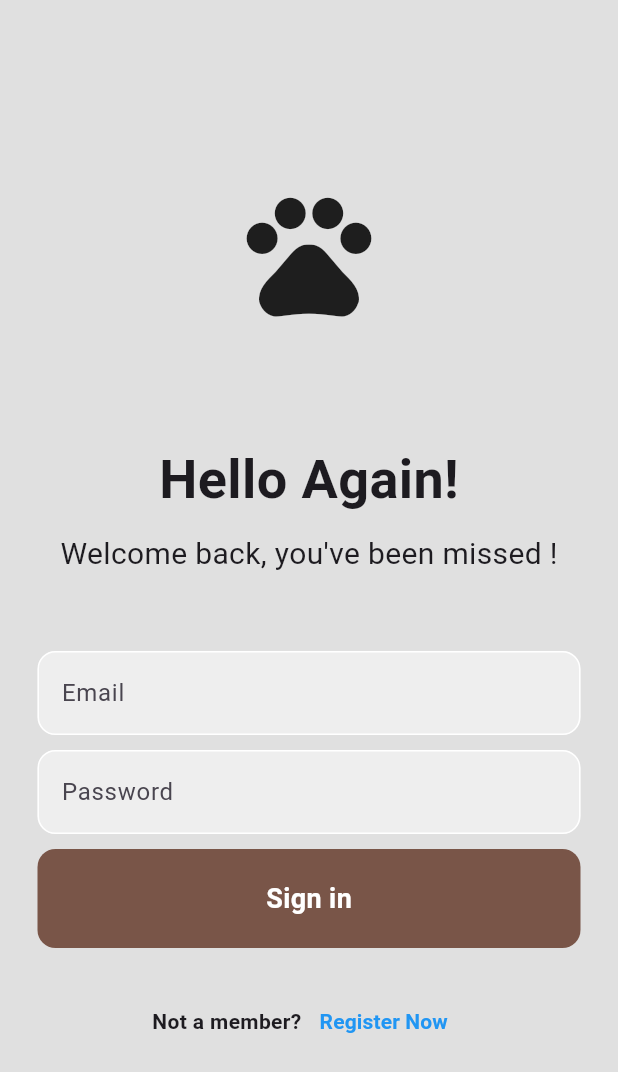
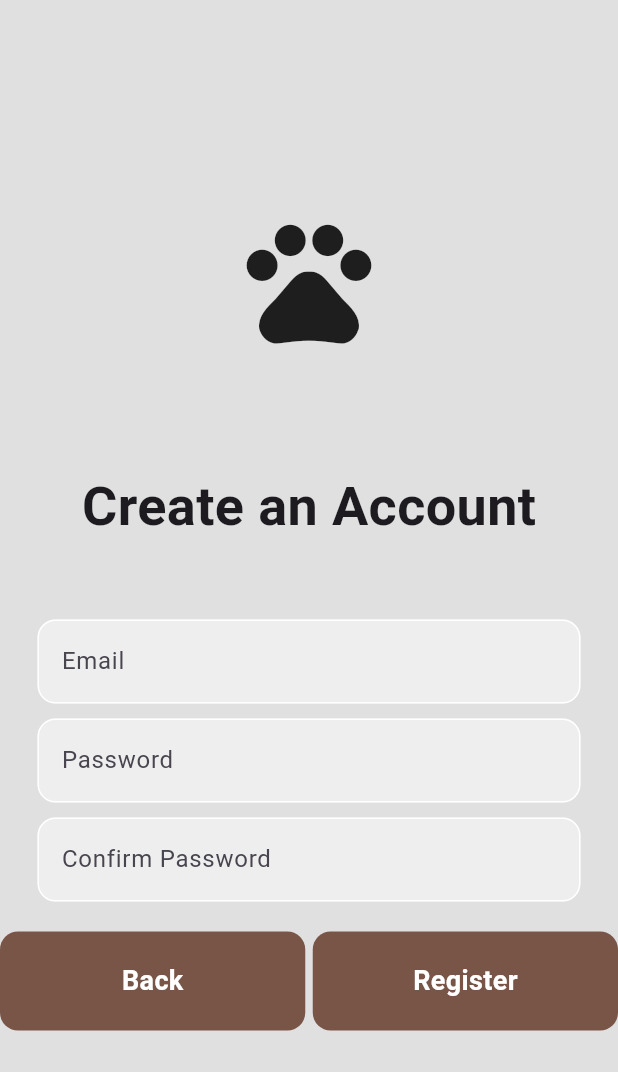
Before and after one commit to renaifm/syndicat, a Flutter app: the screen it shows after launch, after a tap on "Register Now", on a phone screen of 412 x 824 dp. Shown: the top 1072 px of the screen. Run offline on Flutter 3.47's test engine with Material 3 defaults, Android fonts, the light colour scheme and no system bars; our stand-ins replace firebase_auth, firebase_core, fl_chart, get; accounts and stored records are empty.

Commit message:
register akun dengan email

```diff
--- a/lib/pages/login_page.dart
+++ b/lib/pages/login_page.dart
@@ -2,6 +2,7 @@
 import 'package:firebase_auth/firebase_auth.dart';
 import 'package:get/get.dart';
 import 'package:syndicat/routes/routes.dart';
+import 'register_page.dart'; // Impor halaman registrasi
 
 class LoginPage extends StatefulWidget {
   const LoginPage({Key? key}) : super(key: key);
@@ -142,9 +143,8 @@
                     ),
                     TextButton(
                       onPressed: () {
-                        // Tambahkan navigasi ke halaman pendaftaran di sini
-                        // Contoh:
-                        // Get.to(RegisterPage());
+                        // Navigasi ke halaman registrasi saat teks "Register Now" ditekan
+                        Get.to(RegisterPage());
                       },
                       child: Text(
                         'Register Now',
--- /dev/null
+++ b/lib/pages/register_page.dart
@@ -0,0 +1,225 @@
+// ignore_for_file: avoid_print, prefer_const_constructors, use_build_context_synchronously
+
+import 'package:flutter/material.dart';
+import 'package:firebase_auth/firebase_auth.dart';
+import 'package:get/get.dart';
+import 'package:syndicat/routes/routes.dart';
+
+class RegisterPage extends StatefulWidget {
+  const RegisterPage({Key? key}) : super(key: key);
+
+  @override
+  State<RegisterPage> createState() => _RegisterPageState();
+}
+
+class _RegisterPageState extends State<RegisterPage> {
+  final _emailController = TextEditingController();
+  final _passwordController = TextEditingController();
+  final _confirmPasswordController = TextEditingController();
+
+  Future<void> register() async {
+    if (_passwordController.text != _confirmPasswordController.text) {
+      ScaffoldMessenger.of(context).showSnackBar(
+        SnackBar(
+          content: Text('Passwords do not match.'),
+          backgroundColor: Colors.red,
+        ),
+      );
+      return;
+    }
+
+    if (_passwordController.text.length < 6) {
+      ScaffoldMessenger.of(context).showSnackBar(
+        SnackBar(
+          content: Text('Password must be at least 6 characters.'),
+          backgroundColor: Colors.red,
+        ),
+      );
+      return;
+    }
+
+    try {
+      UserCredential userCredential =
+          await FirebaseAuth.instance.createUserWithEmailAndPassword(
+        email: _emailController.text.trim(),
+        password: _passwordController.text.trim(),
+      );
+
+      // Jika registrasi berhasil, navigasi ke halaman beranda
+      Get.offAndToNamed(AppPage.getNavBar());
+    } catch (error) {
+      // Tangani error ketika registrasi gagal
+      print('Registration failed: $error');
+
+      // Cek apakah error disebabkan oleh email sudah terdaftar
+      if (error is FirebaseAuthException &&
+          error.code == 'email-already-in-use') {
+        ScaffoldMessenger.of(context).showSnackBar(
+          SnackBar(
+            content:
+                Text('Email is already in use. Please try with another email.'),
+            backgroundColor: Colors.red,
+          ),
+        );
+      } else {
+        ScaffoldMessenger.of(context).showSnackBar(
+          SnackBar(
+            content: Text('Registration failed. Please try again.'),
+            backgroundColor: Colors.red,
+          ),
+        );
+      }
+    }
+  }
+
+  @override
+  void dispose() {
+    _emailController.dispose();
+    _passwordController.dispose();
+    _confirmPasswordController.dispose();
+    super.dispose();
+  }
+
+  @override
+  Widget build(BuildContext context) {
+    return Scaffold(
+      backgroundColor: Colors.grey[300],
+      body: SafeArea(
+        child: Center(
+          child: SingleChildScrollView(
+            child: Column(
+              mainAxisAlignment: MainAxisAlignment.center,
+              children: [
+                Icon(
+                  Icons.pets,
+                  size: 100,
+                ),
+                SizedBox(height: 75),
+                Text(
+                  'Create an Account',
+                  style: TextStyle(fontWeight: FontWeight.bold, fontSize: 36),
+                ),
+                SizedBox(height: 50),
+                Padding(
+                  padding: const EdgeInsets.symmetric(horizontal: 25.0),
+                  child: TextField(
+                    controller: _emailController,
+                    decoration: InputDecoration(
+                      enabledBorder: OutlineInputBorder(
+                        borderSide: BorderSide(color: Colors.white),
+                        borderRadius: BorderRadius.circular(12),
+                      ),
+                      focusedBorder: OutlineInputBorder(
+                        borderSide: BorderSide(color: Colors.brown),
+                        borderRadius: BorderRadius.circular(12),
+                      ),
+                      hintText: 'Email',
+                      fillColor: Colors.grey[200],
+                      filled: true,
+                    ),
+                  ),
+                ),
+                SizedBox(height: 10),
+                Padding(
+                  padding: const EdgeInsets.symmetric(horizontal: 25.0),
+                  child: TextField(
+                    controller: _passwordController,
+                    obscureText: true,
+                    decoration: InputDecoration(
+                      enabledBorder: OutlineInputBorder(
+                        borderSide: BorderSide(color: Colors.white),
+                        borderRadius: BorderRadius.circular(12),
+                      ),
+                      focusedBorder: OutlineInputBorder(
+                        borderSide: BorderSide(color: Colors.brown),
+                        borderRadius: BorderRadius.circular(12),
+                      ),
+                      hintText: 'Password',
+                      fillColor: Colors.grey[200],
+                      filled: true,
+                    ),
+                  ),
+                ),
+                SizedBox(height: 10),
+                Padding(
+                  padding: const EdgeInsets.symmetric(horizontal: 25.0),
+                  child: TextField(
+                    controller: _confirmPasswordController,
+                    obscureText: true,
+                    decoration: InputDecoration(
+                      enabledBorder: OutlineInputBorder(
+                        borderSide: BorderSide(color: Colors.white),
+                        borderRadius: BorderRadius.circular(12),
+                      ),
+                      focusedBorder: OutlineInputBorder(
+                        borderSide: BorderSide(color: Colors.brown),
+                        borderRadius: BorderRadius.circular(12),
+                      ),
+                      hintText: 'Confirm Password',
+                      fillColor: Colors.grey[200],
+                      filled: true,
+                    ),
+                  ),
+                ),
+                SizedBox(height: 20),
+                Row(
+                  mainAxisAlignment: MainAxisAlignment.center,
+                  children: [
+                    Expanded(
+                      child: GestureDetector(
+                        onTap: () {
+                          // Navigasi kembali ke halaman sebelumnya
+                          Get.back();
+                        },
+                        child: Container(
+                          padding: EdgeInsets.all(20),
+                          decoration: BoxDecoration(
+                            color: Colors.brown,
+                            borderRadius: BorderRadius.circular(12),
+                          ),
+                          child: Center(
+                            child: Text(
+                              'Back',
+                              style: TextStyle(
+                                color: Colors.white,
+                                fontWeight: FontWeight.bold,
+                                fontSize: 18,
+                              ),
+                            ),
+                          ),
+                        ),
+                      ),
+                    ),
+                    SizedBox(width: 5),
+                    Expanded(
+                      child: GestureDetector(
+                        onTap: register,
+                        child: Container(
+                          padding: EdgeInsets.all(20),
+                          decoration: BoxDecoration(
+                            color: Colors.brown,
+                            borderRadius: BorderRadius.circular(12),
+                          ),
+                          child: Center(
+                            child: Text(
+                              'Register',
+                              style: TextStyle(
+                                color: Colors.white,
+                                fontWeight: FontWeight.bold,
+                                fontSize: 18,
+                              ),
+                            ),
+                          ),
+                        ),
+                      ),
+                    ),
+                  ],
+                ),
+              ],
+            ),
+          ),
+        ),
+      ),
+    );
+  }
+}
```
